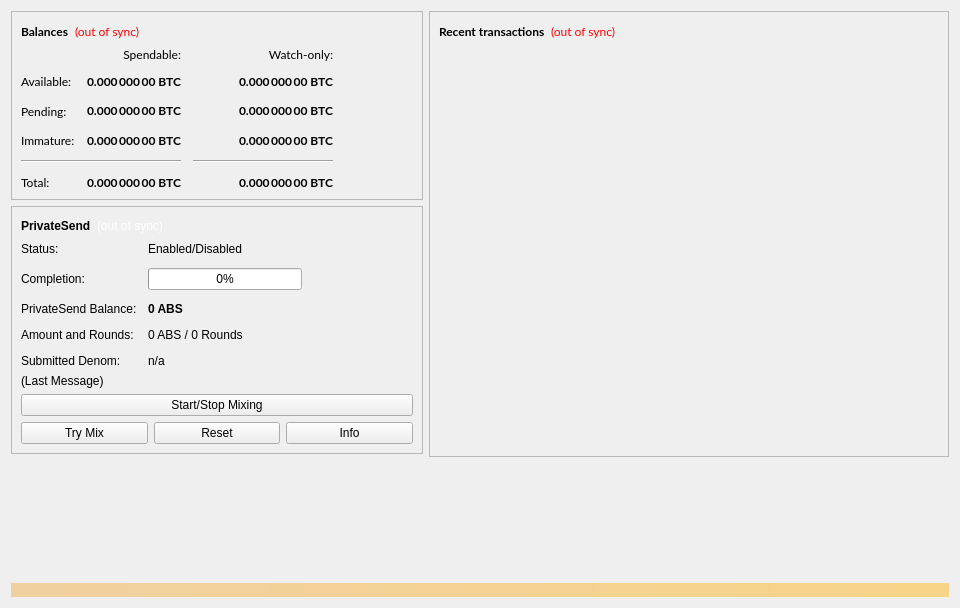
Old version of the form src/qt/forms/overviewpage.ui in the repository ichudu/ABS.
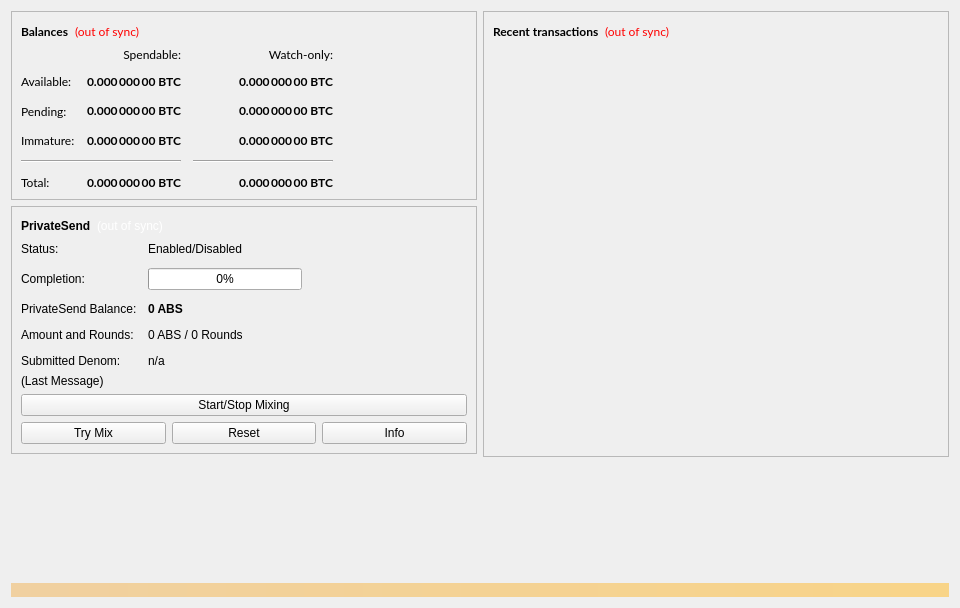
New version of the form. Icons and pictures are not drawn.

Commit message: QT Overview is too large reduced to square

```diff
--- a/src/qt/forms/overviewpage.ui
+++ b/src/qt/forms/overviewpage.ui
@@ -723,7 +723,7 @@
            <widget class="QListView" name="listTransactions">
             <property name="minimumSize">
              <size>
-              <width>500</width>
+              <width>400</width>
               <height>400</height>
              </size>
             </property>
```
